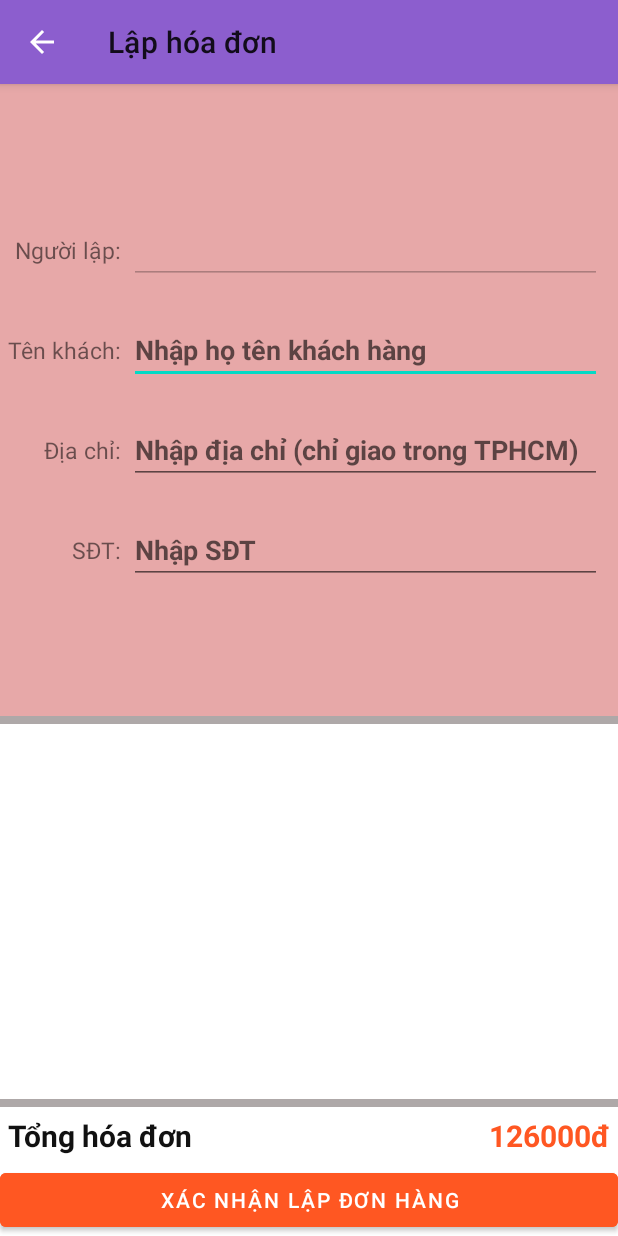
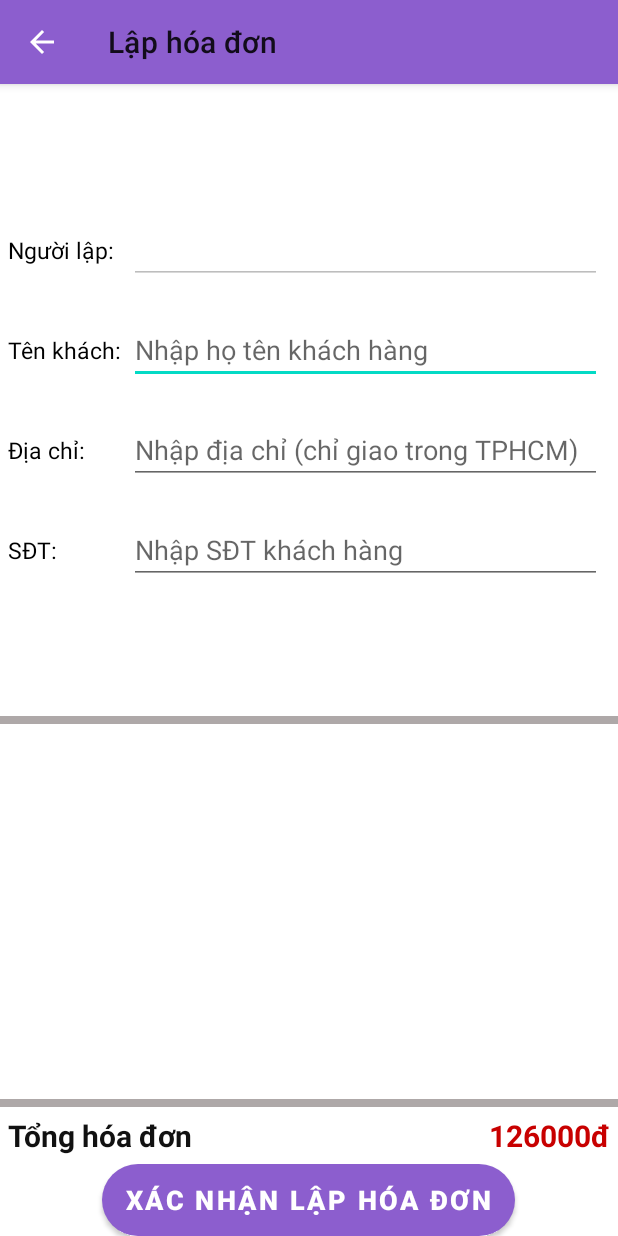
Before and after one commit to arirator120/demopharmacystore, an Android app: the MakeNewBillActivity screen opened directly, with no data from a screen before it, on a phone screen of 412 x 824 dp. Run offline under Robolectric (Android 15) with nearby library versions, the phone set to English and light mode, and no system bars; our stand-ins replace Firebase (no records; nobody signed in at launch, a user with empty details on screens opened directly).

```diff
--- a/QuanLyQuayThuoc/app/src/main/res/layout/activity_employee_login.xml
+++ b/QuanLyQuayThuoc/app/src/main/res/layout/activity_employee_login.xml
@@ -72,4 +72,15 @@ tools:context=".activity.employee.EmployeeLoginActivity">
     android:textSize="18sp"
     android:textStyle="bold"
     android:text="Đăng nhập" />
+
+    <TextView
+        android:id="@+id/tvLogin"
+        android:layout_width="250dp"
+        android:layout_height="wrap_content"
+        android:layout_marginTop="40dp"
+        android:text="Nếu không phải nhân viên, vui lòng đăng nhập tại đây"
+        android:gravity="center"
+        android:textSize="20sp"
+        android:textColor="@color/colorPrimary"
+        android:textStyle="bold"/>
 </LinearLayout>
--- a/QuanLyQuayThuoc/app/src/main/res/layout/activity_make_new_bill.xml
+++ b/QuanLyQuayThuoc/app/src/main/res/layout/activity_make_new_bill.xml
@@ -20,7 +20,7 @@
         android:layout_width="match_parent"
         android:layout_height="0dp"
         android:layout_weight="1"
-        android:background="#E7A8A8"
+        android:background="#FFFFFF"
         android:gravity="center"
         android:orientation="vertical"
         >
@@ -34,8 +34,9 @@
                     android:layout_width="wrap_content"
                     android:layout_height="wrap_content"
                     android:text="Người lập:"
+                    android:textColor="@color/black"
                     android:textSize="15sp"
-                    android:layout_gravity="center_vertical|right"
+                    android:layout_gravity="center_vertical"
                     />
 
                 <EditText
@@ -47,7 +48,6 @@
                     android:enabled="false"
                     android:inputType="none"
                     android:textColor="#111111"
-                    android:textStyle="bold"
                     tools:ignore="TouchTargetSizeCheck,SpeakableTextPresentCheck" />
             </TableRow>
             <TableRow
@@ -57,8 +57,9 @@
                     android:layout_width="wrap_content"
                     android:layout_height="wrap_content"
                     android:text="Tên khách:"
+                    android:textColor="@color/black"
                     android:textSize="15sp"
-                    android:layout_gravity="center_vertical|right"
+                    android:layout_gravity="center_vertical"
                     />
 
                 <EditText
@@ -68,7 +69,7 @@
                     android:layout_margin="5dp"
                     android:layout_weight="1"
                     android:hint="Nhập họ tên khách hàng"
-                    android:textStyle="bold"
+                    android:textColor="@color/black"
                     tools:ignore="TouchTargetSizeCheck"
                     />
             </TableRow>
@@ -79,8 +80,9 @@
                     android:layout_width="wrap_content"
                     android:layout_height="wrap_content"
                     android:text="Địa chỉ:"
+                    android:textColor="@color/black"
                     android:textSize="15sp"
-                    android:layout_gravity="center_vertical|right"
+                    android:layout_gravity="center_vertical"
                     />
 
                 <EditText
@@ -90,7 +92,7 @@
                     android:layout_margin="5dp"
                     android:layout_weight="1"
                     android:hint="Nhập địa chỉ (chỉ giao trong TPHCM)"
-                    android:textStyle="bold"
+                    android:textColor="@color/black"
                     tools:ignore="TouchTargetSizeCheck" />
             </TableRow>
             <TableRow
@@ -100,8 +102,9 @@
                     android:layout_width="wrap_content"
                     android:layout_height="wrap_content"
                     android:text="SĐT:"
+                    android:textColor="@color/black"
                     android:textSize="15sp"
-                    android:layout_gravity="center_vertical|right"
+                    android:layout_gravity="center_vertical"
                     />
 
                 <EditText
@@ -110,9 +113,9 @@
                     android:layout_height="wrap_content"
                     android:layout_margin="5dp"
                     android:layout_weight="1"
-                    android:hint="Nhập SĐT"
+                    android:hint="Nhập SĐT khách hàng"
+                    android:textColor="@color/black"
                     android:inputType="numberDecimal"
-                    android:textStyle="bold"
                     android:maxLength="10"
                     tools:ignore="TouchTargetSizeCheck" />
             </TableRow>
@@ -128,7 +131,6 @@
         android:layout_width="match_parent"
         android:layout_height="250dp"
         android:orientation="vertical"
-
         >
 
         <androidx.recyclerview.widget.RecyclerView
@@ -169,7 +171,7 @@
             android:layout_weight="1"
             android:gravity="right"
             android:text="126000đ"
-            android:textColor="#FF5722"
+            android:textColor="#C80000"
             android:textSize="20sp"
             android:textStyle="bold"
 
@@ -187,12 +189,19 @@
 
         <Button
             android:id="@+id/btnConfirm"
-            android:layout_width="match_parent"
+            android:layout_width="wrap_content"
             android:layout_height="wrap_content"
-            android:layout_gravity="center_vertical|center"
-            android:backgroundTint="#FF5722"
-            android:text="Xác nhận Lập đơn hàng"
-            tools:ignore="TouchTargetSizeCheck" />
+            android:layout_marginStart="32dp"
+            android:layout_marginLeft="32dp"
+            android:layout_marginEnd="32dp"
+            android:layout_marginRight="32dp"
+            android:background="@drawable/borderbtn"
+            android:text="Xác nhận lập hóa đơn"
+            tools:ignore="TouchTargetSizeCheck"
+            android:textColor="#FFFFFF"
+            android:textSize="18sp"
+            android:textStyle="bold"
+            android:layout_gravity="center_vertical"/>
 
     </LinearLayout>
 
```
